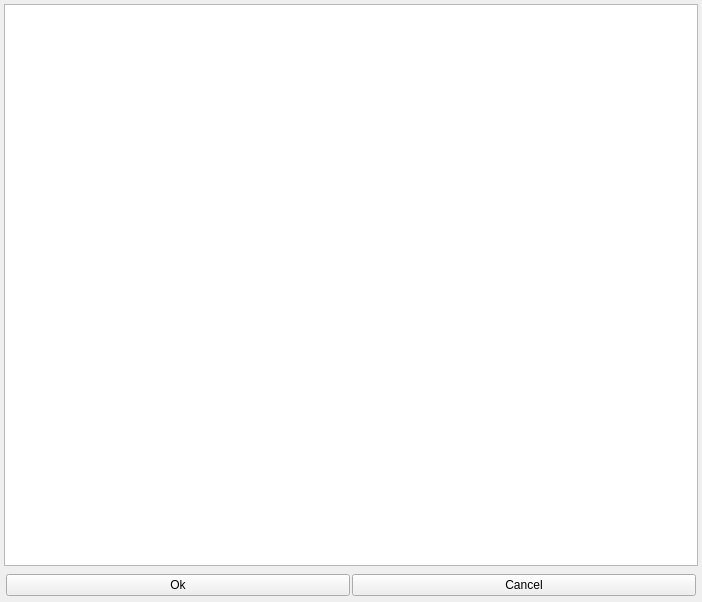
Qt form silkopter/gs/src/New_Node.ui (jeanlemotan/silkopter) before a commit.
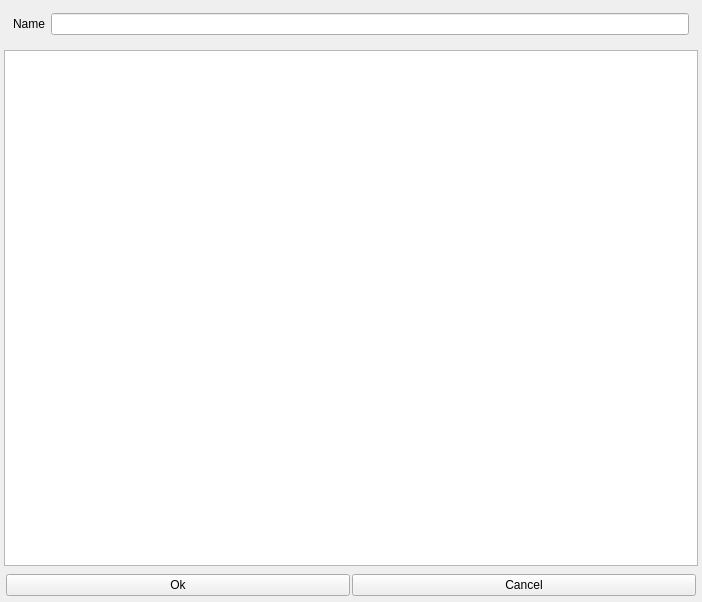
The same form after that commit.

Commit message: Output sample rate is now specified in the input params As a consequence, input sample rate is now fixed for most nodes - except the resampler.

The edit to the form file:
```diff
--- a/silkopter/gs/src/New_Node.ui
+++ b/silkopter/gs/src/New_Node.ui
@@ -29,6 +29,22 @@
    <property name="bottomMargin">
     <number>4</number>
    </property>
+   <item>
+    <widget class="QWidget" name="widget_2" native="true">
+     <layout class="QHBoxLayout" name="horizontalLayout_2">
+      <item>
+       <widget class="QLabel" name="label">
+        <property name="text">
+         <string>Name</string>
+        </property>
+       </widget>
+      </item>
+      <item>
+       <widget class="QLineEdit" name="name"/>
+      </item>
+     </layout>
+    </widget>
+   </item>
    <item>
     <widget class="QTreeView" name="init_params"/>
    </item>
```
The commit also changes 31 other files.
